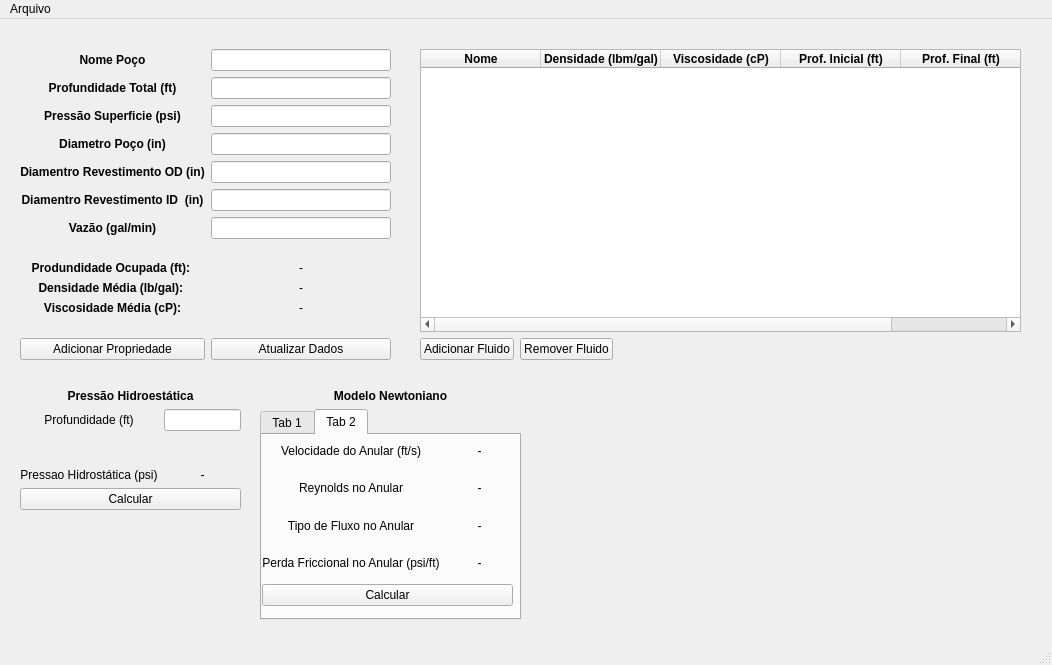
This is src-v2/CSimuladorPoco.ui in ldsc/ProjetoEngenharia-SoftwareEducacionalParaAnaliseESolucaoDeProblemasEmEngenhariaDePoco as Qt 5 draws it before an edit. The edited form follows.
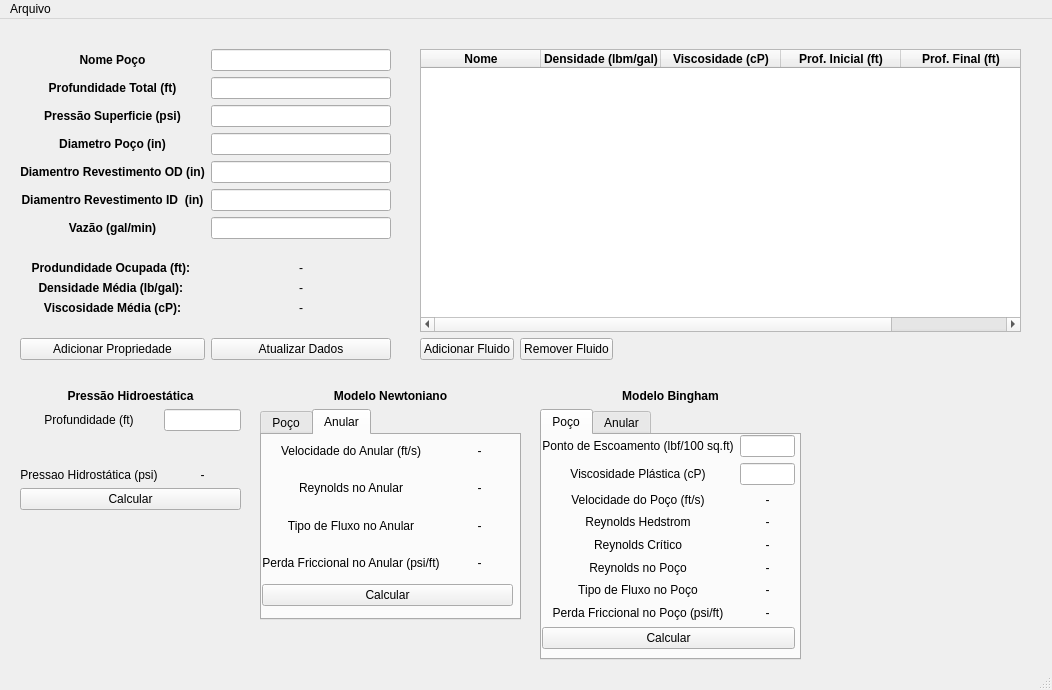
This is the edited form.

Commit message: Adicionado o modelo newtoniano na interface grafica

Patch:
```diff
--- a/src-v2/CSimuladorPoco.ui
+++ b/src-v2/CSimuladorPoco.ui
@@ -7,7 +7,7 @@
     <x>0</x>
     <y>0</y>
     <width>1052</width>
-    <height>665</height>
+    <height>690</height>
    </rect>
   </property>
   <property name="windowTitle">
@@ -395,7 +395,7 @@
        </property>
        <widget class="QWidget" name="tab">
         <attribute name="title">
-         <string>Tab 1</string>
+         <string>Poço</string>
         </attribute>
         <widget class="QWidget" name="gridLayoutWidget_3">
          <property name="geometry">
@@ -499,7 +499,7 @@
        </widget>
        <widget class="QWidget" name="tab_2">
         <attribute name="title">
-         <string>Tab 2</string>
+         <string>Anular</string>
         </attribute>
         <widget class="QWidget" name="gridLayoutWidget_4">
          <property name="geometry">
@@ -689,6 +689,314 @@
      </item>
     </layout>
    </widget>
+   <widget class="QWidget" name="gridLayoutWidget_10">
+    <property name="geometry">
+     <rect>
+      <x>540</x>
+      <y>370</y>
+      <width>261</width>
+      <height>271</height>
+     </rect>
+    </property>
+    <layout class="QGridLayout" name="gridLayout_10">
+     <item row="0" column="0">
+      <widget class="QLabel" name="lbnTituloModeloBigham">
+       <property name="font">
+        <font>
+         <bold>true</bold>
+        </font>
+       </property>
+       <property name="text">
+        <string>Modelo Bingham</string>
+       </property>
+       <property name="alignment">
+        <set>Qt::AlignmentFlag::AlignCenter</set>
+       </property>
+      </widget>
+     </item>
+     <item row="1" column="0">
+      <widget class="QTabWidget" name="tabWidget_2">
+       <property name="currentIndex">
+        <number>0</number>
+       </property>
+       <widget class="QWidget" name="tab_3">
+        <attribute name="title">
+         <string>Poço</string>
+        </attribute>
+        <widget class="QWidget" name="gridLayoutWidget_5">
+         <property name="geometry">
+          <rect>
+           <x>0</x>
+           <y>0</y>
+           <width>253</width>
+           <height>214</height>
+          </rect>
+         </property>
+         <layout class="QGridLayout" name="gridLayout_5">
+          <item row="2" column="0">
+           <widget class="QLabel" name="lbnTituloVelocidadePocoBigham">
+            <property name="text">
+             <string>Velocidade do Poço (ft/s)</string>
+            </property>
+            <property name="alignment">
+             <set>Qt::AlignmentFlag::AlignCenter</set>
+            </property>
+           </widget>
+          </item>
+          <item row="5" column="1">
+           <widget class="QLabel" name="lbnReynoldsPocoBigham">
+            <property name="text">
+             <string>-</string>
+            </property>
+            <property name="alignment">
+             <set>Qt::AlignmentFlag::AlignCenter</set>
+            </property>
+           </widget>
+          </item>
+          <item row="7" column="0">
+           <widget class="QLabel" name="lbnTituloPerdaFriccionalPocoBigham">
+            <property name="text">
+             <string>Perda Friccional no Poço (psi/ft)</string>
+            </property>
+            <property name="alignment">
+             <set>Qt::AlignmentFlag::AlignCenter</set>
+            </property>
+           </widget>
+          </item>
+          <item row="2" column="1">
+           <widget class="QLabel" name="lbnVelocidadePocoBigham">
+            <property name="text">
+             <string>-</string>
+            </property>
+            <property name="alignment">
+             <set>Qt::AlignmentFlag::AlignCenter</set>
+            </property>
+           </widget>
+          </item>
+          <item row="8" column="0" colspan="2">
+           <widget class="QPushButton" name="btnCalcularModeloBighamPoco">
+            <property name="text">
+             <string>Calcular</string>
+            </property>
+           </widget>
+          </item>
+          <item row="0" column="1">
+           <widget class="QLineEdit" name="editPontoEscoamentoPoco"/>
+          </item>
+          <item row="3" column="0">
+           <widget class="QLabel" name="lbnTituloHedstromPocoBigham">
+            <property name="text">
+             <string>Reynolds Hedstrom</string>
+            </property>
+            <property name="alignment">
+             <set>Qt::AlignmentFlag::AlignCenter</set>
+            </property>
+           </widget>
+          </item>
+          <item row="1" column="0">
+           <widget class="QLabel" name="lbnTituloViscosidadePlastica">
+            <property name="text">
+             <string>Viscosidade Plástica (cP)</string>
+            </property>
+            <property name="alignment">
+             <set>Qt::AlignmentFlag::AlignCenter</set>
+            </property>
+           </widget>
+          </item>
+          <item row="7" column="1">
+           <widget class="QLabel" name="lbnPerdaFriccionalPocoBigham">
+            <property name="text">
+             <string>-</string>
+            </property>
+            <property name="alignment">
+             <set>Qt::AlignmentFlag::AlignCenter</set>
+            </property>
+           </widget>
+          </item>
+          <item row="1" column="1">
+           <widget class="QLineEdit" name="editViscosidadePlasticaPoco"/>
+          </item>
+          <item row="0" column="0">
+           <widget class="QLabel" name="lbnTituloPontoEscoamento">
+            <property name="text">
+             <string>Ponto de Escoamento (lbf/100 sq.ft)</string>
+            </property>
+            <property name="alignment">
+             <set>Qt::AlignmentFlag::AlignCenter</set>
+            </property>
+           </widget>
+          </item>
+          <item row="5" column="0">
+           <widget class="QLabel" name="lbnTituloReynoldsPocoBigham">
+            <property name="text">
+             <string>Reynolds no Poço</string>
+            </property>
+            <property name="alignment">
+             <set>Qt::AlignmentFlag::AlignCenter</set>
+            </property>
+           </widget>
+          </item>
+          <item row="6" column="0">
+           <widget class="QLabel" name="lbnTituloTipoFluxoPocoBigham">
+            <property name="text">
+             <string>Tipo de Fluxo no Poço</string>
+            </property>
+            <property name="alignment">
+             <set>Qt::AlignmentFlag::AlignCenter</set>
+            </property>
+           </widget>
+          </item>
+          <item row="6" column="1">
+           <widget class="QLabel" name="lbnTipoFluxoPocoBigham">
+            <property name="text">
+             <string>-</string>
+            </property>
+            <property name="alignment">
+             <set>Qt::AlignmentFlag::AlignCenter</set>
+            </property>
+           </widget>
+          </item>
+          <item row="4" column="0">
+           <widget class="QLabel" name="lbnTituloCriticoPocoBigham">
+            <property name="text">
+             <string>Reynolds Crítico</string>
+            </property>
+            <property name="alignment">
+             <set>Qt::AlignmentFlag::AlignCenter</set>
+            </property>
+           </widget>
+          </item>
+          <item row="3" column="1">
+           <widget class="QLabel" name="lbnReynoldsHedstromPocoBigham">
+            <property name="text">
+             <string>-</string>
+            </property>
+            <property name="alignment">
+             <set>Qt::AlignmentFlag::AlignCenter</set>
+            </property>
+           </widget>
+          </item>
+          <item row="4" column="1">
+           <widget class="QLabel" name="lbnReynoldsCriticoPocoBigham">
+            <property name="text">
+             <string>-</string>
+            </property>
+            <property name="alignment">
+             <set>Qt::AlignmentFlag::AlignCenter</set>
+            </property>
+           </widget>
+          </item>
+         </layout>
+        </widget>
+       </widget>
+       <widget class="QWidget" name="tab_4">
+        <attribute name="title">
+         <string>Anular</string>
+        </attribute>
+        <widget class="QWidget" name="gridLayoutWidget_6">
+         <property name="geometry">
+          <rect>
+           <x>0</x>
+           <y>0</y>
+           <width>251</width>
+           <height>171</height>
+          </rect>
+         </property>
+         <layout class="QGridLayout" name="gridLayout_6">
+          <item row="3" column="1">
+           <widget class="QLabel" name="lbnPerdaFriccionalAnularBigham">
+            <property name="text">
+             <string>-</string>
+            </property>
+            <property name="alignment">
+             <set>Qt::AlignmentFlag::AlignCenter</set>
+            </property>
+           </widget>
+          </item>
+          <item row="1" column="0">
+           <widget class="QLabel" name="lbnTituloReynoldsAnularBigham">
+            <property name="text">
+             <string>Reynolds no Anular</string>
+            </property>
+            <property name="alignment">
+             <set>Qt::AlignmentFlag::AlignCenter</set>
+            </property>
+           </widget>
+          </item>
+          <item row="4" column="0" colspan="2">
+           <widget class="QPushButton" name="btnCalcularModeloBighamAnular">
+            <property name="text">
+             <string>Calcular</string>
+            </property>
+           </widget>
+          </item>
+          <item row="3" column="0">
+           <widget class="QLabel" name="lbnTituloPerdaFriccionalAnularBigham">
+            <property name="text">
+             <string>Perda Friccional no Anular (psi/ft)</string>
+            </property>
+            <property name="alignment">
+             <set>Qt::AlignmentFlag::AlignCenter</set>
+            </property>
+           </widget>
+          </item>
+          <item row="2" column="0">
+           <widget class="QLabel" name="lbnTituloTipoFluxoAnularBigham">
+            <property name="text">
+             <string>Tipo de Fluxo no Anular</string>
+            </property>
+            <property name="alignment">
+             <set>Qt::AlignmentFlag::AlignCenter</set>
+            </property>
+           </widget>
+          </item>
+          <item row="0" column="0">
+           <widget class="QLabel" name="lbnTituloVelocidadeAnularBigham">
+            <property name="text">
+             <string>Velocidade do Anular (ft/s)</string>
+            </property>
+            <property name="alignment">
+             <set>Qt::AlignmentFlag::AlignCenter</set>
+            </property>
+           </widget>
+          </item>
+          <item row="1" column="1">
+           <widget class="QLabel" name="lbnReynoldsAnularBigham">
+            <property name="text">
+             <string>-</string>
+            </property>
+            <property name="alignment">
+             <set>Qt::AlignmentFlag::AlignCenter</set>
+            </property>
+           </widget>
+          </item>
+          <item row="0" column="1">
+           <widget class="QLabel" name="lbnVelocidadeAnularBigham">
+            <property name="text">
+             <string>-</string>
+            </property>
+            <property name="alignment">
+             <set>Qt::AlignmentFlag::AlignCenter</set>
+            </property>
+           </widget>
+          </item>
+          <item row="2" column="1">
+           <widget class="QLabel" name="lbnTipoFluxoAnularBigham">
+            <property name="text">
+             <string>-</string>
+            </property>
+            <property name="alignment">
+             <set>Qt::AlignmentFlag::AlignCenter</set>
+            </property>
+           </widget>
+          </item>
+         </layout>
+        </widget>
+       </widget>
+      </widget>
+     </item>
+    </layout>
+   </widget>
   </widget>
   <widget class="QMenuBar" name="menubar">
    <property name="geometry">
```
Left out of the diff: 4 changed lines with no effect on the pictures. The commit also changes 11 other files.
